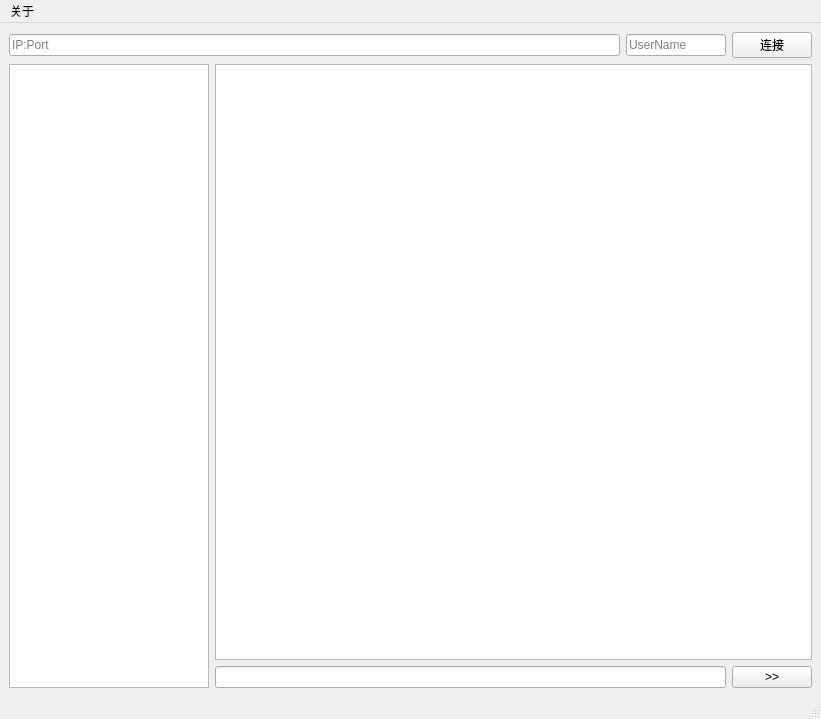
Above: mainwindow.ui from I-Info/QAQ-Desktop-Qt before the change. Below: the same form after it.
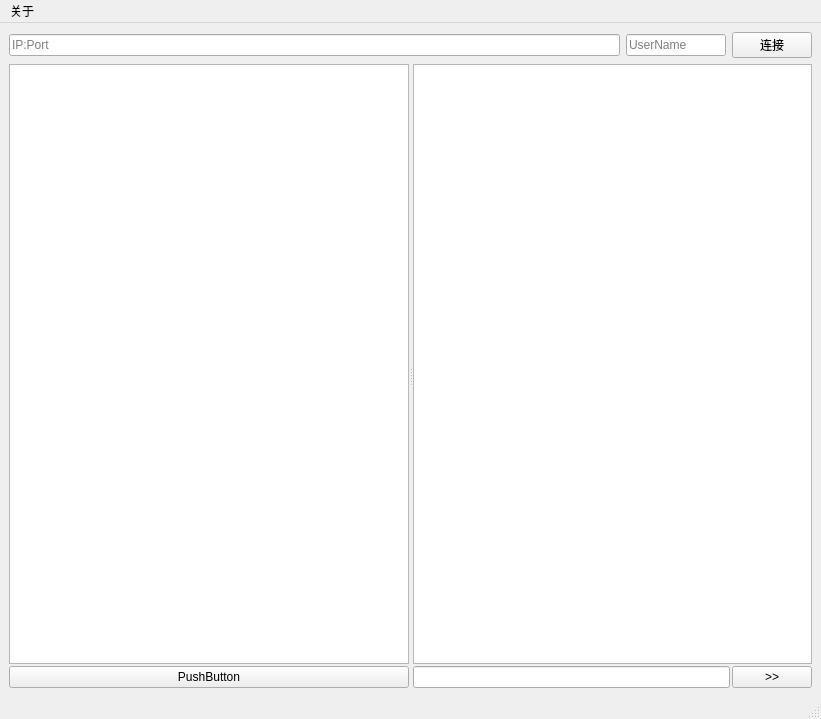
That is the form after the change.

Diff of the .ui file:
```diff
--- a/mainwindow.ui
+++ b/mainwindow.ui
@@ -14,9 +14,9 @@
    <string>QAQClient</string>
   </property>
   <widget class="QWidget" name="centralwidget">
-   <layout class="QHBoxLayout" name="horizontalLayout_4">
+   <layout class="QVBoxLayout" name="verticalLayout_4">
     <item>
-     <layout class="QVBoxLayout" name="verticalLayout_2">
+     <layout class="QVBoxLayout" name="verticalLayout_3">
       <item>
        <layout class="QHBoxLayout" name="horizontalLayout_3">
         <item>
@@ -61,19 +61,53 @@
        </layout>
       </item>
       <item>
-       <layout class="QHBoxLayout" name="horizontalLayout_2">
-        <item>
-         <widget class="QTreeView" name="treeView">
-          <property name="maximumSize">
-           <size>
-            <width>200</width>
-            <height>16777215</height>
-           </size>
+       <widget class="QSplitter" name="splitter">
+        <property name="sizePolicy">
+         <sizepolicy hsizetype="Expanding" vsizetype="Expanding">
+          <horstretch>0</horstretch>
+          <verstretch>0</verstretch>
+         </sizepolicy>
+        </property>
+        <property name="layoutDirection">
+         <enum>Qt::LeftToRight</enum>
+        </property>
+        <property name="orientation">
+         <enum>Qt::Horizontal</enum>
+        </property>
+        <property name="opaqueResize">
+         <bool>true</bool>
+        </property>
+        <property name="handleWidth">
+         <number>4</number>
+        </property>
+        <property name="childrenCollapsible">
+         <bool>true</bool>
+        </property>
+        <widget class="QWidget" name="">
+         <layout class="QVBoxLayout" name="verticalLayout_2">
+          <property name="spacing">
+           <number>2</number>
           </property>
-         </widget>
-        </item>
-        <item>
+          <property name="sizeConstraint">
+           <enum>QLayout::SetMinimumSize</enum>
+          </property>
+          <item>
+           <widget class="QTreeView" name="treeView"/>
+          </item>
+          <item>
+           <widget class="QPushButton" name="pushButton">
+            <property name="text">
+             <string>PushButton</string>
+            </property>
+           </widget>
+          </item>
+         </layout>
+        </widget>
+        <widget class="QWidget" name="">
          <layout class="QVBoxLayout" name="verticalLayout">
+          <property name="spacing">
+           <number>2</number>
+          </property>
           <item>
            <widget class="QTextEdit" name="textBox">
             <property name="mouseTracking">
@@ -111,8 +145,8 @@
            </layout>
           </item>
          </layout>
-        </item>
-       </layout>
+        </widget>
+       </widget>
       </item>
      </layout>
     </item>
```
Left out of the diff: 2 changed lines with no effect on the pictures.
